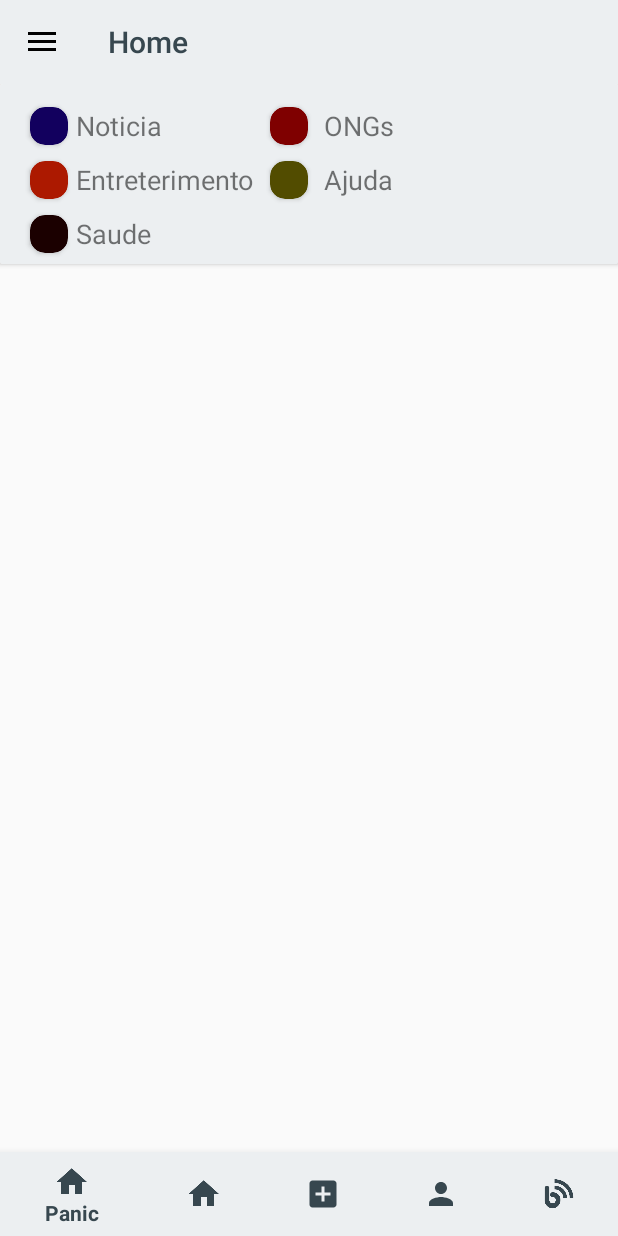
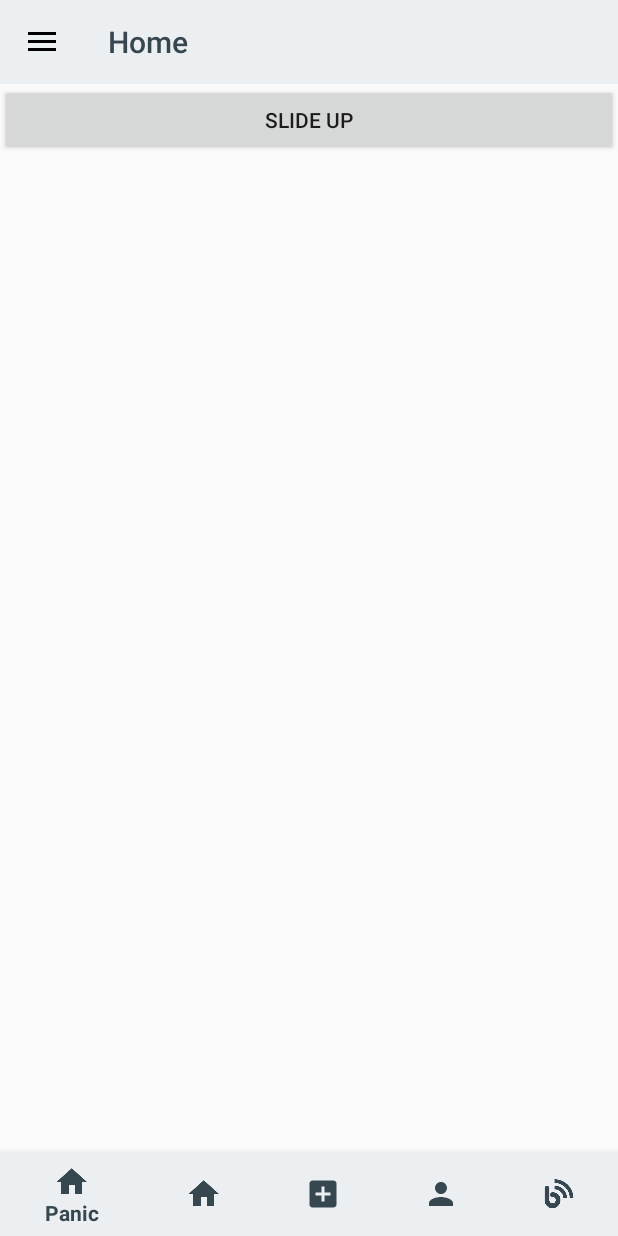
Before and after one commit to zapiti/one_for_all, an Android app: the fragment WebViewFragment placed in its activity, on a phone screen of 412 x 824 dp. Run offline under Robolectric (Android 15) with nearby library versions, the phone set to English and light mode, and no system bars; our stand-ins replace Firebase (no records; nobody signed in at launch, a user with empty details on screens opened directly); libraries missing offline, so code that uses them is left out: com.theartofdev.edmodo, com.wang.avi, id.zelory.compressor, org.jetbrains.anko; pictures from the network do not load; 2 statements that could not run were skipped.

Commit message:
legendyButton

```diff
--- a/app/src/main/java/com/dev/nathan/testtcc/controler/MainActivity.java
+++ b/app/src/main/java/com/dev/nathan/testtcc/controler/MainActivity.java
@@ -331,7 +331,8 @@ public class MainActivity extends AppCompatActivity
 
     private void replaceFragment(Fragment fragment){
 
-        FragmentTransaction fragmentTransaction = getSupportFragmentManager().beginTransaction().setCustomAnimations( R.anim.slide_in_left, R.anim.slide_out_left);
+        FragmentTransaction fragmentTransaction = getSupportFragmentManager()
+                .beginTransaction().setCustomAnimations( R.anim.slide_in_left, R.anim.slide_out_left);
         if(fragment == homeFragment){
 
             fragmentTransaction.hide(helpFragment);
--- a/app/src/main/java/com/dev/nathan/testtcc/fragment/WebViewFragment.java
+++ b/app/src/main/java/com/dev/nathan/testtcc/fragment/WebViewFragment.java
@@ -1,7 +1,6 @@
 package com.dev.nathan.testtcc.fragment;
 
 
-import android.graphics.Color;
 import android.os.Bundle;
 import android.support.annotation.NonNull;
 import android.support.v4.app.Fragment;
@@ -10,14 +9,12 @@ import android.support.v7.widget.RecyclerView;
 import android.view.LayoutInflater;
 import android.view.View;
 import android.view.ViewGroup;
+import android.view.animation.TranslateAnimation;
+import android.widget.Button;
 
 import com.dev.nathan.testtcc.R;
 import com.dev.nathan.testtcc.adapter.NetworkWebViewAdapter;
 import com.dev.nathan.testtcc.model.Url;
-import com.github.mikephil.charting.charts.PieChart;
-import com.github.mikephil.charting.data.PieData;
-import com.github.mikephil.charting.data.PieDataSet;
-import com.github.mikephil.charting.data.PieEntry;
 import com.google.firebase.auth.FirebaseAuth;
 import com.google.firebase.firestore.DocumentChange;
 import com.google.firebase.firestore.DocumentSnapshot;
@@ -33,8 +30,8 @@ import java.util.Objects;
 
 
 public class WebViewFragment extends Fragment {
-    float rainfall [] = {20f,40f,30f,10f,300f};
-    String type[] ={"Noticias  ","Ajuda ","Saude ","ONGs ", "Entreterimento"};
+    float rainfall[] = {20f, 40f, 30f, 10f, 300f};
+    String type[] = {"Noticias  ", "Ajuda ", "Saude ", "ONGs ", "Entreterimento"};
 
 
     private RecyclerView url_list_view;
@@ -47,6 +44,9 @@ public class WebViewFragment extends Fragment {
     private DocumentSnapshot lastVisible;
     private Boolean isFirstPageFirstLoad = true;
 
+    Button myButton;
+    View myView;
+    boolean isUp;
 
     public WebViewFragment() {
         // Required empty public constructor
@@ -59,6 +59,31 @@ public class WebViewFragment extends Fragment {
 
         View view = inflater.inflate(R.layout.fragment_web, container, false);
 
+        myView = view.findViewById(R.id.infoLegendWeb);
+        myButton = view.findViewById(R.id.infoButtonLegendy);
+
+        // initialize as invisible (could also do in xml)
+        myView.setVisibility(View.GONE);
+        myButton.setText("Slide up");
+        isUp = false;
+
+
+        myButton.setOnClickListener(new View.OnClickListener() {
+            @Override
+            public void onClick(View v) {
+                if (isUp) {
+                    //   slideDown(myView);
+                    myButton.setText("Slide up");
+                    myView.setVisibility(View.GONE);
+
+                } else {
+                    //   slideUp(myView);
+                    myView.setVisibility(View.VISIBLE);
+                    myButton.setText("Slide down");
+                }
+                isUp = !isUp;
+            }
+        });
 
 
         url_list = new ArrayList<>();
@@ -71,7 +96,7 @@ public class WebViewFragment extends Fragment {
         url_list_view.setAdapter(networkWebViewAdapter);
         url_list_view.setHasFixedSize(true);
 
-        if(firebaseAuth.getCurrentUser() != null) {
+        if (firebaseAuth.getCurrentUser() != null) {
 
             firebaseFirestore = FirebaseFirestore.getInstance();
 
@@ -82,9 +107,9 @@ public class WebViewFragment extends Fragment {
 
                     Boolean reachedBottom = !recyclerView.canScrollVertically(1);
 
-                    if(reachedBottom){
+                    if (reachedBottom) {
 
-                    //    loadMorePost();
+                        //    loadMorePost();
 
                     }
 
@@ -144,43 +169,4 @@ public class WebViewFragment extends Fragment {
         // Inflate the layout for this fragment
         return view;
     }
-
-
-//    public void loadMorePost(){
-//
-//        if(firebaseAuth.getCurrentUser() != null) {
-//
-//            Query nextQuery = firebaseFirestore.collection("WebView")
-//                    .orderBy("url", Query.Direction.DESCENDING)
-//                    .startAfter(lastVisible)
-//                    .limit(3);
-//
-//            nextQuery.addSnapshotListener(getActivity(), new EventListener<QuerySnapshot>() {
-//                @Override
-//                public void onEvent(QuerySnapshot documentSnapshots, FirebaseFirestoreException e) {
-//
-//                    if (!documentSnapshots.isEmpty()) {
-//
-//                        lastVisible = documentSnapshots.getDocuments().get(documentSnapshots.size() - 1);
-//                        for (DocumentChange doc : documentSnapshots.getDocumentChanges()) {
-//
-//                            if (doc.getType() == DocumentChange.TypeBlog.ADDED) {
-//
-//                                String urlId = doc.getDocument().getId();
-//                                Url url = doc.getDocument().toObject(Url.class);
-//                                url_list.add(url);
-//
-//                                networkWebViewAdapter.notifyDataSetChanged();
-//                            }
-//
-//                        }
-//                    }
-//
-//                }
-//            });
-//
-//        }
-//
-//    }
-
 }
--- a/app/src/main/res/drawable/selected.xml
+++ b/app/src/main/res/drawable/selected.xml
@@ -1,6 +1,6 @@
 <?xml version="1.0" encoding="utf-8"?>
 <shape xmlns:android="http://schemas.android.com/apk/res/android" android:shape="rectangle" android:padding="90dp">
-    <solid android:color="@color/selected"/>
+    <solid android:color="@color/colorPrimaryDark"/>
     <padding />
     <stroke android:color="#fff" android:width="2dp"/>
     <corners android:bottomRightRadius="15dp" android:bottomLeftRadius="15dp" android:topLeftRadius="15dp" android:topRightRadius="15dp"/>
--- a/app/src/main/res/layout/fragment_web.xml
+++ b/app/src/main/res/layout/fragment_web.xml
@@ -6,7 +6,14 @@
     xmlns:tool="http://schemas.android.com/tools"
     android:tag="webview"
    >
+    <RelativeLayout
+        android:layout_width="match_parent"
+        android:layout_height="match_parent">
+
+
 <android.support.v7.widget.CardView
+    android:id="@+id/infoLegendWeb"
+    android:visibility="gone"
     android:layout_width="match_parent"
     android:layout_height="wrap_content"
     android:elevation="15dp"
@@ -14,108 +21,108 @@
 
 
     <RelativeLayout
-        android:paddingStart="10dp"
+
         android:id="@+id/legend"
-        android:paddingTop="10dp"
         android:layout_width="match_parent"
         android:layout_height="120dp"
         android:background="@color/colorPrimary"
-       >
+        android:paddingStart="10dp"
+        android:paddingTop="10dp">
 
         <android.support.v7.widget.CardView
-               app:cardCornerRadius="10dp"
-            android:layout_marginStart="10dp"
-            android:layout_marginTop="5dp"
-            android:layout_marginRight="5dp"
-            android:layout_marginBottom="5dp"
             android:id="@+id/web_view_frame1"
             android:layout_width="25dp"
             android:layout_height="25dp"
-
             android:layout_alignParentTop="true"
+            android:layout_marginBottom="5dp"
+            android:layout_marginRight="5dp"
+            android:layout_marginStart="10dp"
+            android:layout_marginTop="5dp"
 
             app:cardBackgroundColor="@color/noticiaChart"
+
+            app:cardCornerRadius="10dp"
 
             />
 
         <android.support.v7.widget.CardView
-               app:cardCornerRadius="10dp"
-            android:layout_marginStart="10dp"
-            android:layout_marginTop="5dp"
-            android:layout_marginRight="5dp"
-            android:layout_marginBottom="5dp"
             android:id="@+id/web_view_frame2"
             android:layout_width="25dp"
             android:layout_height="25dp"
+            android:layout_below="@+id/web_view_frame1"
+            android:layout_marginBottom="5dp"
+            android:layout_marginRight="5dp"
+            android:layout_marginStart="10dp"
+            android:layout_marginTop="5dp"
             app:cardBackgroundColor="@color/entreterimentoChart"
-           android:layout_below="@+id/web_view_frame1" />
+            app:cardCornerRadius="10dp" />
 
         <android.support.v7.widget.CardView
-               app:cardCornerRadius="10dp"
-            android:layout_marginStart="10dp"
-            android:layout_marginTop="5dp"
-            android:layout_marginRight="5dp"
-            android:layout_marginBottom="5dp"
             android:id="@+id/web_view_frame3"
             android:layout_width="25dp"
             android:layout_height="25dp"
+            android:layout_below="@+id/web_view_frame2"
+            android:layout_marginBottom="5dp"
+            android:layout_marginRight="5dp"
+            android:layout_marginStart="10dp"
+            android:layout_marginTop="5dp"
 
             app:cardBackgroundColor="@color/saudeChart"
-           android:layout_below="@+id/web_view_frame2" />
+            app:cardCornerRadius="10dp" />
+
         <RelativeLayout
             android:layout_width="wrap_content"
             android:layout_height="match_parent"
             android:layout_toEndOf="@+id/textView2">
+
             <android.support.v7.widget.CardView
+                android:id="@+id/web_view_frame4"
+
+
+                android:layout_width="25dp"
+                android:layout_height="25dp"
+                android:layout_alignParentTop="true"
+                android:layout_margin="5dp"
+
+                app:cardBackgroundColor="@color/ongsChart"
                 app:cardCornerRadius="10dp"
 
+                />
 
-            android:layout_margin="5dp"
-        android:id="@+id/web_view_frame4"
+            <android.support.v7.widget.CardView
+                android:id="@+id/web_view_frame5"
+
                 android:layout_width="25dp"
                 android:layout_height="25dp"
-
-        app:cardBackgroundColor="@color/ongsChart"
-        android:layout_alignParentTop="true"
-
-        />
-    <android.support.v7.widget.CardView
-               app:cardCornerRadius="10dp"
-
-        android:id="@+id/web_view_frame5"
-        android:layout_width="25dp"
-        android:layout_height="25dp"
+                android:layout_below="@+id/web_view_frame4"
 
                 android:layout_margin="5dp"
                 app:cardBackgroundColor="@color/ajudaChart"
-        android:layout_below="@+id/web_view_frame4"
+                app:cardCornerRadius="10dp"
 
                 />
+
             <TextView
                 android:id="@+id/textView4"
                 android:layout_width="wrap_content"
                 android:layout_height="wrap_content"
+                android:layout_alignParentTop="true"
                 android:layout_margin="5dp"
+
+                android:layout_toEndOf="@+id/web_view_frame4"
                 android:text="ONGs"
-
-        android:textSize="18sp"
-        android:layout_alignParentTop="true"
-        android:layout_toEndOf="@+id/web_view_frame4" />
+                android:textSize="18sp" />
 
             <TextView
                 android:id="@+id/textView5"
-        android:textSize="18sp"
                 android:layout_width="wrap_content"
                 android:layout_height="wrap_content"
+                android:layout_below="@+id/web_view_frame4"
                 android:layout_margin="5dp"
+                android:layout_toEndOf="@+id/web_view_frame5"
                 android:text="Ajuda"
-        android:layout_below="@+id/web_view_frame4"
-        android:layout_toEndOf="@+id/web_view_frame5" />
+                android:textSize="18sp" />
         </RelativeLayout>
-
-
-
-
 
 
         <TextView
@@ -123,41 +130,46 @@
             android:layout_width="wrap_content"
             android:layout_height="23dp"
             android:layout_margin="5dp"
+            android:layout_toEndOf="@+id/web_view_frame1"
             android:text="Noticia"
-            android:textSize="18sp"
-            android:layout_toEndOf="@+id/web_view_frame1" />
+            android:textSize="18sp" />
 
         <TextView
             android:id="@+id/textView2"
             android:layout_width="wrap_content"
             android:layout_height="wrap_content"
+            android:layout_below="@+id/web_view_frame1"
+            android:layout_margin="5dp"
             android:layout_marginEnd="10dp"
-                android:layout_margin="5dp"
+            android:layout_toEndOf="@+id/web_view_frame2"
             android:text="Entreterimento"
-            android:textSize="18sp"
-            android:layout_below="@+id/web_view_frame1"
-            android:layout_toEndOf="@+id/web_view_frame2"/>
+            android:textSize="18sp" />
 
         <TextView
             android:id="@+id/textView3"
             android:layout_width="wrap_content"
             android:layout_height="wrap_content"
+            android:layout_below="@+id/web_view_frame2"
             android:layout_margin="5dp"
+
+            android:layout_toEndOf="@+id/web_view_frame3"
             android:text="Saude"
-
-            android:textSize="18sp"
-            android:layout_below="@+id/web_view_frame2"
-            android:layout_toEndOf="@+id/web_view_frame3" />
-
-
+            android:textSize="18sp" />
 
 
     </RelativeLayout>
 </android.support.v7.widget.CardView>
+        <Button
+            android:layout_width="match_parent"
+            android:layout_height="wrap_content"
+            android:id="@+id/infoButtonLegendy"
+            android:text="kkk"
+            android:layout_below="@+id/infoLegendWeb"/>
 
     <android.support.v7.widget.RecyclerView
         android:id="@+id/url_list_view"
-        android:layout_marginTop="120dp"
+        android:layout_below="@+id/infoLegendWeb"
         android:layout_width="match_parent"
         android:layout_height="match_parent" />
+    </RelativeLayout>
 </FrameLayout>
```
Also changed, not shown: app/src/main/java/com/dev/nathan/testtcc/maps/MapsActivity.java (+5 -3 lines), app/src/main/res/layout/activity_login.xml (+36 -34 lines), app/src/main/res/layout/activity_register.xml (+53 -52 lines). Lines whose indentation alone changed are shown as unchanged.
